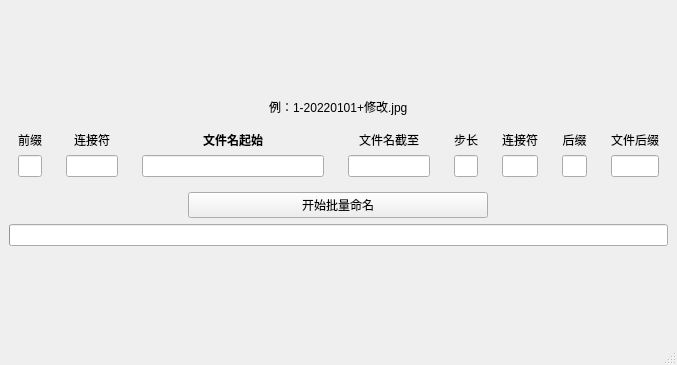
The window that mainwindow.ui (EricShui/renameTool) describes before a commit, drawn with Qt 5.
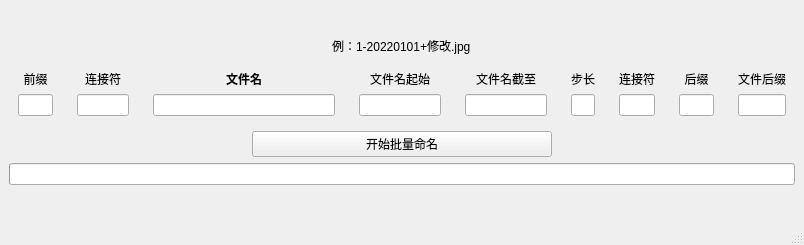
The same window after the commit.

Commit message: update ui , add file name range

```diff
--- a/mainwindow.ui
+++ b/mainwindow.ui
@@ -6,8 +6,8 @@
    <rect>
     <x>0</x>
     <y>0</y>
-    <width>677</width>
-    <height>365</height>
+    <width>804</width>
+    <height>245</height>
    </rect>
   </property>
   <property name="windowTitle">
@@ -133,7 +133,7 @@
        </widget>
       </item>
       <item>
-       <widget class="QFrame" name="name_start_frame">
+       <widget class="QFrame" name="name_frame">
         <property name="minimumSize">
          <size>
           <width>200</width>
@@ -142,7 +142,7 @@
         </property>
         <layout class="QVBoxLayout" name="verticalLayout_9">
          <item>
-          <widget class="QLabel" name="name_start_label">
+          <widget class="QLabel" name="name_label">
            <property name="sizePolicy">
             <sizepolicy hsizetype="Expanding" vsizetype="Preferred">
              <horstretch>0</horstretch>
@@ -159,6 +159,47 @@
             <string>文件名起始数值</string>
            </property>
            <property name="text">
+            <string>文件名</string>
+           </property>
+           <property name="alignment">
+            <set>Qt::AlignCenter</set>
+           </property>
+          </widget>
+         </item>
+         <item>
+          <widget class="QLineEdit" name="name_text">
+           <property name="sizePolicy">
+            <sizepolicy hsizetype="Preferred" vsizetype="Preferred">
+             <horstretch>0</horstretch>
+             <verstretch>0</verstretch>
+            </sizepolicy>
+           </property>
+           <property name="maxLength">
+            <number>40</number>
+           </property>
+          </widget>
+         </item>
+        </layout>
+       </widget>
+      </item>
+      <item>
+       <widget class="QFrame" name="name_start_frame">
+        <property name="minimumSize">
+         <size>
+          <width>100</width>
+          <height>0</height>
+         </size>
+        </property>
+        <property name="maximumSize">
+         <size>
+          <width>150</width>
+          <height>16777215</height>
+         </size>
+        </property>
+        <layout class="QVBoxLayout" name="verticalLayout_13">
+         <item>
+          <widget class="QLabel" name="name_start_label">
+           <property name="text">
             <string>文件名起始</string>
            </property>
            <property name="alignment">
@@ -169,13 +210,13 @@
          <item>
           <widget class="QLineEdit" name="name_start_text">
            <property name="sizePolicy">
-            <sizepolicy hsizetype="Preferred" vsizetype="Preferred">
+            <sizepolicy hsizetype="Expanding" vsizetype="Preferred">
              <horstretch>0</horstretch>
              <verstretch>0</verstretch>
             </sizepolicy>
            </property>
-           <property name="maxLength">
-            <number>40</number>
+           <property name="alignment">
+            <set>Qt::AlignCenter</set>
            </property>
           </widget>
          </item>
```
Left out of the diff: 2 changed lines with no effect on the pictures. The commit also changes 1 other file.
